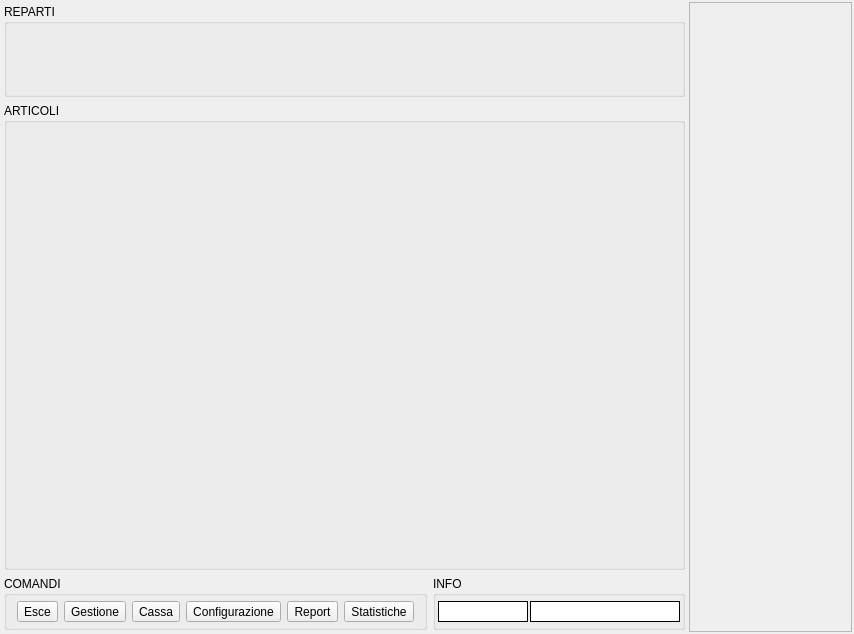
This is src/mainwindow.ui in mtonin/gestcassa as Qt 5 draws it before an edit. The edited form follows.
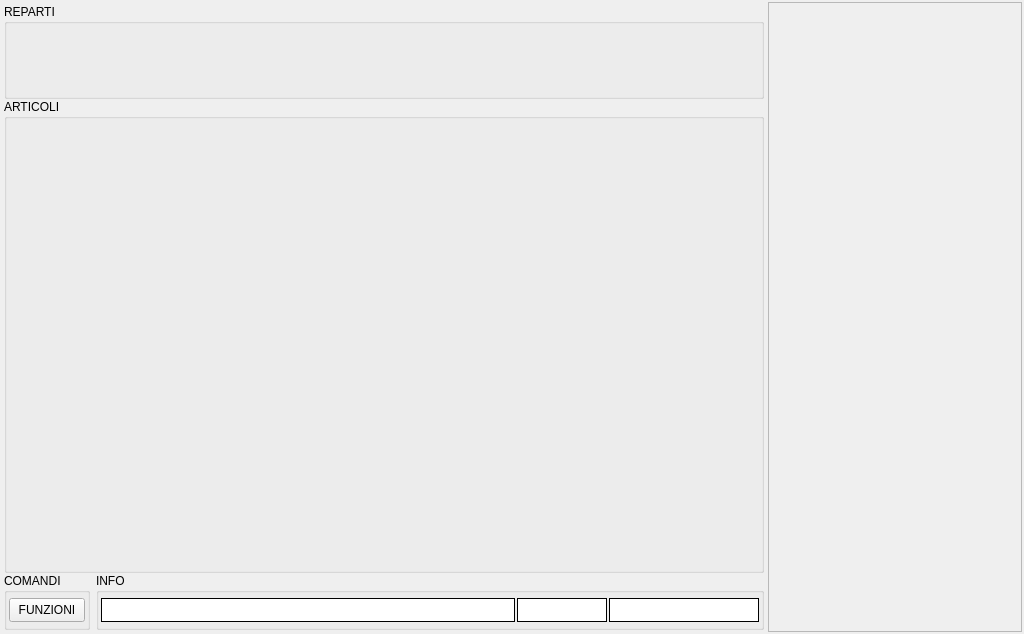
This is the edited form. Icons and pictures are not drawn.

Diff of the .ui file:
```diff
--- a/src/mainwindow.ui
+++ b/src/mainwindow.ui
@@ -9,7 +9,7 @@
    <rect>
     <x>0</x>
     <y>0</y>
-    <width>854</width>
+    <width>1024</width>
     <height>634</height>
    </rect>
   </property>
@@ -25,12 +25,12 @@
   </property>
   <widget class="QWidget" name="centralWidget">
    <property name="sizePolicy">
-    <sizepolicy hsizetype="Fixed" vsizetype="Fixed">
+    <sizepolicy hsizetype="Expanding" vsizetype="Expanding">
      <horstretch>0</horstretch>
      <verstretch>0</verstretch>
     </sizepolicy>
    </property>
-   <layout class="QHBoxLayout" name="horizontalLayout_2" stretch="3,1">
+   <layout class="QHBoxLayout" name="horizontalLayout_2" stretch="0,0">
     <property name="spacing">
      <number>2</number>
     </property>
@@ -39,6 +39,12 @@
     </property>
     <item>
      <widget class="QFrame" name="workAreaFrame">
+      <property name="sizePolicy">
+       <sizepolicy hsizetype="Preferred" vsizetype="Preferred">
+        <horstretch>3</horstretch>
+        <verstretch>0</verstretch>
+       </sizepolicy>
+      </property>
       <property name="frameShape">
        <enum>QFrame::NoFrame</enum>
       </property>
@@ -46,6 +52,9 @@
        <enum>QFrame::Raised</enum>
       </property>
       <layout class="QVBoxLayout" name="verticalLayout">
+       <property name="spacing">
+        <number>0</number>
+       </property>
        <property name="margin">
         <number>2</number>
        </property>
@@ -124,11 +133,11 @@
         </widget>
        </item>
        <item>
-        <layout class="QHBoxLayout" name="horizontalLayout_5" stretch="3,1">
+        <layout class="QHBoxLayout" name="horizontalLayout_5">
          <item>
           <widget class="QGroupBox" name="comandiBox">
            <property name="sizePolicy">
-            <sizepolicy hsizetype="Preferred" vsizetype="Preferred">
+            <sizepolicy hsizetype="MinimumExpanding" vsizetype="Preferred">
              <horstretch>0</horstretch>
              <verstretch>1</verstretch>
             </sizepolicy>
@@ -143,14 +152,17 @@
             <string>COMANDI</string>
            </property>
            <layout class="QHBoxLayout" name="horizontalLayout">
+            <property name="spacing">
+             <number>2</number>
+            </property>
             <property name="leftMargin">
-             <number>10</number>
+             <number>2</number>
             </property>
             <property name="topMargin">
              <number>5</number>
             </property>
             <property name="rightMargin">
-             <number>10</number>
+             <number>2</number>
             </property>
             <property name="bottomMargin">
              <number>5</number>
@@ -158,7 +170,7 @@
             <item>
              <widget class="QToolButton" name="closeBtn">
               <property name="sizePolicy">
-               <sizepolicy hsizetype="Expanding" vsizetype="Expanding">
+               <sizepolicy hsizetype="MinimumExpanding" vsizetype="Expanding">
                 <horstretch>0</horstretch>
                 <verstretch>0</verstretch>
                </sizepolicy>
@@ -170,199 +182,11 @@
                </size>
               </property>
               <property name="text">
-               <string>Esce</string>
+               <string>FUNZIONI</string>
               </property>
               <property name="icon">
                <iconset resource="risorse.qrc">
-                <normaloff>:/GestCassa/spegne</normaloff>:/GestCassa/spegne</iconset>
-              </property>
-              <property name="iconSize">
-               <size>
-                <width>48</width>
-                <height>48</height>
-               </size>
-              </property>
-              <property name="autoExclusive">
-               <bool>false</bool>
-              </property>
-              <property name="toolButtonStyle">
-               <enum>Qt::ToolButtonTextUnderIcon</enum>
-              </property>
-             </widget>
-            </item>
-            <item>
-             <spacer name="horizontalSpacer">
-              <property name="orientation">
-               <enum>Qt::Horizontal</enum>
-              </property>
-              <property name="sizeHint" stdset="0">
-               <size>
-                <width>40</width>
-                <height>20</height>
-               </size>
-              </property>
-             </spacer>
-            </item>
-            <item>
-             <widget class="QToolButton" name="gestioneBtn">
-              <property name="enabled">
-               <bool>true</bool>
-              </property>
-              <property name="sizePolicy">
-               <sizepolicy hsizetype="Expanding" vsizetype="Expanding">
-                <horstretch>0</horstretch>
-                <verstretch>0</verstretch>
-               </sizepolicy>
-              </property>
-              <property name="maximumSize">
-               <size>
-                <width>100</width>
-                <height>100</height>
-               </size>
-              </property>
-              <property name="text">
-               <string>Gestione</string>
-              </property>
-              <property name="icon">
-               <iconset resource="risorse.qrc">
-                <normaloff>:/GestCassa/gestione</normaloff>:/GestCassa/gestione</iconset>
-              </property>
-              <property name="iconSize">
-               <size>
-                <width>48</width>
-                <height>48</height>
-               </size>
-              </property>
-              <property name="toolButtonStyle">
-               <enum>Qt::ToolButtonTextUnderIcon</enum>
-              </property>
-             </widget>
-            </item>
-            <item>
-             <widget class="QToolButton" name="cassaBtn">
-              <property name="enabled">
-               <bool>true</bool>
-              </property>
-              <property name="sizePolicy">
-               <sizepolicy hsizetype="Expanding" vsizetype="Expanding">
-                <horstretch>0</horstretch>
-                <verstretch>0</verstretch>
-               </sizepolicy>
-              </property>
-              <property name="maximumSize">
-               <size>
-                <width>100</width>
-                <height>100</height>
-               </size>
-              </property>
-              <property name="text">
-               <string>Cassa</string>
-              </property>
-              <property name="icon">
-               <iconset resource="risorse.qrc">
-                <normaloff>:/GestCassa/cassa</normaloff>:/GestCassa/cassa</iconset>
-              </property>
-              <property name="iconSize">
-               <size>
-                <width>48</width>
-                <height>48</height>
-               </size>
-              </property>
-              <property name="toolButtonStyle">
-               <enum>Qt::ToolButtonTextUnderIcon</enum>
-              </property>
-             </widget>
-            </item>
-            <item>
-             <widget class="QToolButton" name="configurazioneBtn">
-              <property name="sizePolicy">
-               <sizepolicy hsizetype="Expanding" vsizetype="Expanding">
-                <horstretch>0</horstretch>
-                <verstretch>0</verstretch>
-               </sizepolicy>
-              </property>
-              <property name="maximumSize">
-               <size>
-                <width>100</width>
-                <height>100</height>
-               </size>
-              </property>
-              <property name="text">
-               <string>Configurazione</string>
-              </property>
-              <property name="icon">
-               <iconset resource="risorse.qrc">
-                <normaloff>:/GestCassa/configurazione</normaloff>:/GestCassa/configurazione</iconset>
-              </property>
-              <property name="iconSize">
-               <size>
-                <width>48</width>
-                <height>48</height>
-               </size>
-              </property>
-              <property name="autoExclusive">
-               <bool>false</bool>
-              </property>
-              <property name="toolButtonStyle">
-               <enum>Qt::ToolButtonTextUnderIcon</enum>
-              </property>
-             </widget>
-            </item>
-            <item>
-             <widget class="QToolButton" name="reportBtn">
-              <property name="sizePolicy">
-               <sizepolicy hsizetype="Expanding" vsizetype="Expanding">
-                <horstretch>0</horstretch>
-                <verstretch>0</verstretch>
-               </sizepolicy>
-              </property>
-              <property name="maximumSize">
-               <size>
-                <width>100</width>
-                <height>100</height>
-               </size>
-              </property>
-              <property name="text">
-               <string>Report</string>
-              </property>
-              <property name="icon">
-               <iconset resource="risorse.qrc">
-                <normaloff>:/GestCassa/report 2</normaloff>:/GestCassa/report 2</iconset>
-              </property>
-              <property name="iconSize">
-               <size>
-                <width>48</width>
-                <height>48</height>
-               </size>
-              </property>
-              <property name="autoExclusive">
-               <bool>false</bool>
-              </property>
-              <property name="toolButtonStyle">
-               <enum>Qt::ToolButtonTextUnderIcon</enum>
-              </property>
-             </widget>
-            </item>
-            <item>
-             <widget class="QToolButton" name="statsBtn">
-              <property name="sizePolicy">
-               <sizepolicy hsizetype="Expanding" vsizetype="Expanding">
-                <horstretch>0</horstretch>
-                <verstretch>0</verstretch>
-               </sizepolicy>
-              </property>
-              <property name="maximumSize">
-               <size>
-                <width>100</width>
-                <height>100</height>
-               </size>
-              </property>
-              <property name="text">
-               <string>Statistiche</string>
-              </property>
-              <property name="icon">
-               <iconset resource="risorse.qrc">
-                <normaloff>:/GestCassa/stats</normaloff>:/GestCassa/stats</iconset>
+                <normaloff>:/GestCassa/operazioni</normaloff>:/GestCassa/operazioni</iconset>
               </property>
               <property name="iconSize">
                <size>
@@ -385,8 +209,8 @@
           <widget class="QGroupBox" name="infoBox">
            <property name="sizePolicy">
             <sizepolicy hsizetype="Preferred" vsizetype="Preferred">
-             <horstretch>0</horstretch>
-             <verstretch>0</verstretch>
+             <horstretch>3</horstretch>
+             <verstretch>1</verstretch>
             </sizepolicy>
            </property>
            <property name="title">
@@ -408,6 +232,42 @@
             <property name="bottomMargin">
              <number>5</number>
             </property>
+            <item>
+             <widget class="QLabel" name="messaggiArea">
+              <property name="sizePolicy">
+               <sizepolicy hsizetype="Preferred" vsizetype="Preferred">
+                <horstretch>1</horstretch>
+                <verstretch>0</verstretch>
+               </sizepolicy>
+              </property>
+              <property name="font">
+               <font>
+                <pointsize>14</pointsize>
+                <weight>75</weight>
+                <italic>false</italic>
+                <bold>true</bold>
+               </font>
+              </property>
+              <property name="styleSheet">
+               <string notr="true">background-color: rgb(255, 255, 255);</string>
+              </property>
+              <property name="frameShape">
+               <enum>QFrame::Box</enum>
+              </property>
+              <property name="text">
+               <string/>
+              </property>
+              <property name="alignment">
+               <set>Qt::AlignCenter</set>
+              </property>
+              <property name="wordWrap">
+               <bool>true</bool>
+              </property>
+              <property name="textInteractionFlags">
+               <set>Qt::NoTextInteraction</set>
+              </property>
+             </widget>
+            </item>
             <item>
              <widget class="QFrame" name="clockFrame">
               <property name="sizePolicy">
@@ -438,9 +298,6 @@
             </item>
             <item>
              <widget class="QFrame" name="infoFrame">
-              <property name="enabled">
-               <bool>true</bool>
-              </property>
               <property name="sizePolicy">
                <sizepolicy hsizetype="Preferred" vsizetype="Expanding">
                 <horstretch>0</horstretch>
@@ -456,7 +313,7 @@
               <property name="maximumSize">
                <size>
                 <width>150</width>
-                <height>71</height>
+                <height>16777215</height>
                </size>
               </property>
               <property name="styleSheet">
@@ -480,6 +337,12 @@
     </item>
     <item>
      <widget class="QStackedWidget" name="latoStackedWidget">
+      <property name="sizePolicy">
+       <sizepolicy hsizetype="Preferred" vsizetype="Preferred">
+        <horstretch>1</horstretch>
+        <verstretch>0</verstretch>
+       </sizepolicy>
+      </property>
       <property name="frameShape">
        <enum>QFrame::StyledPanel</enum>
       </property>
```
